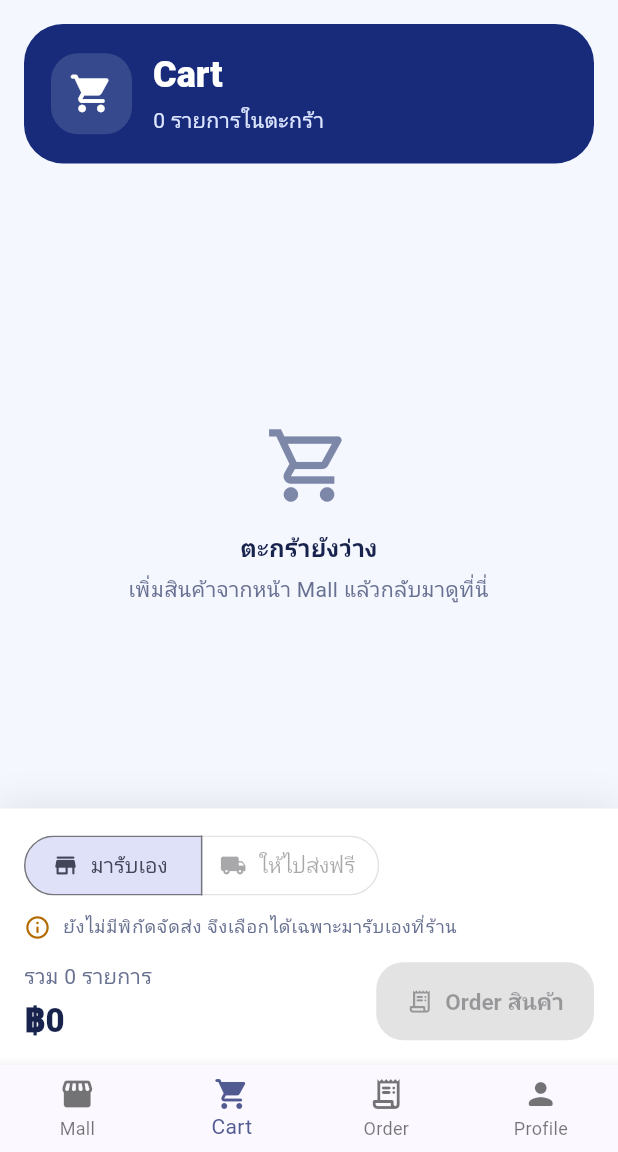
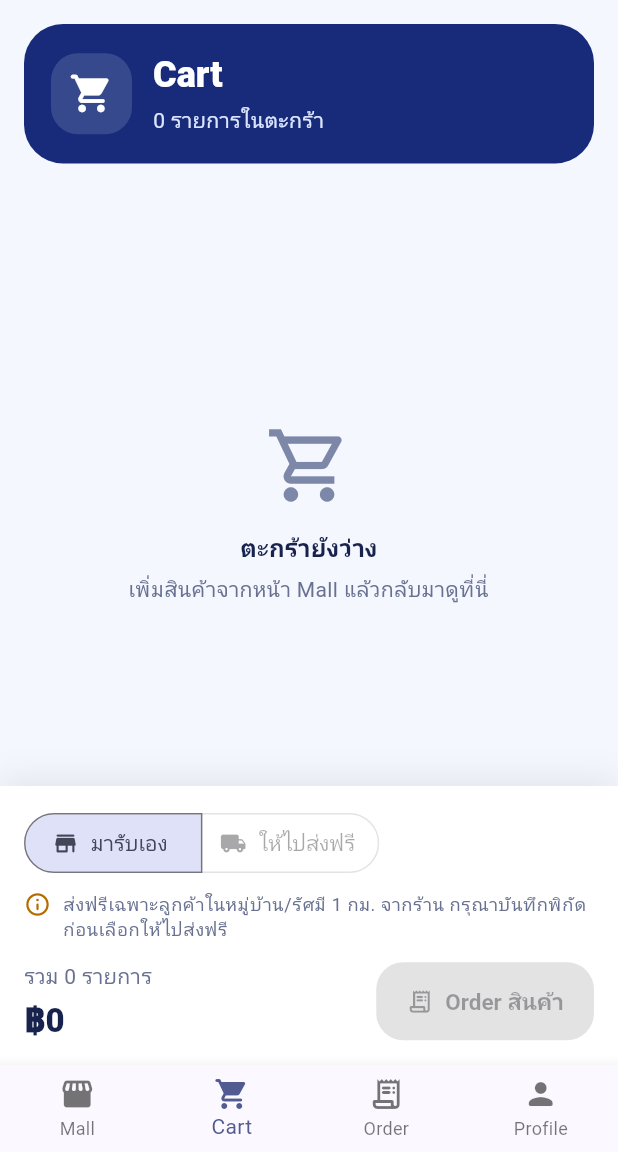
Before and after one commit to masterUNG/shoponlinemasterung, a Flutter app: the MainHomeView screen opened by its route, item 2 of the bottom bar chosen, on a phone screen of 412 x 824 dp, the part 84-1236 px from its top. Run offline on Flutter 3.47's test engine with Material 3 defaults, Android fonts, the phone set to English and light mode, and no system bars; our stand-ins replace cloud_firestore, firebase_auth, firebase_core, geolocator, get, google_sign_in and 1 more; missing offline and left inert: ms_undraw; accounts and stored records are empty.

Commit message:
feat: Enhance delivery information and conditions in order and cart views

```diff
--- a/lib/modules/cart/controllers/cart_controller.dart
+++ b/lib/modules/cart/controllers/cart_controller.dart
@@ -77,15 +77,15 @@ class CartController extends GetxController {
   String get deliveryStatusText {
     final double? distance = distanceFromShopMeters.value;
     if (customerLocation.value == null || distance == null) {
-      return 'ยังไม่มีพิกัดจัดส่ง จึงเลือกได้เฉพาะมารับเองที่ร้าน';
+      return 'ส่งฟรีเฉพาะลูกค้าในหมู่บ้าน/รัศมี 1 กม. จากร้าน กรุณาบันทึกพิกัดก่อนเลือกให้ไปส่งฟรี';
     }
 
     final String distanceText = formatDistance(distance);
     if (canUseDelivery) {
-      return 'ระยะ $distanceText จากร้าน ส่งฟรีได้ในรัศมี 1 กม.';
+      return 'พิกัดของคุณอยู่ห่างร้าน $distanceText ส่งฟรีเฉพาะในหมู่บ้าน/รัศมี 1 กม. ใช้บริการส่งฟรีได้';
     }
 
-    return 'ระยะ $distanceText จากร้าน เกิน 1 กม. จึงต้องมารับเองที่ร้าน';
+    return 'พิกัดของคุณอยู่ห่างร้าน $distanceText เกินรัศมีส่งฟรี 1 กม. จึงเลือกได้เฉพาะมารับเองที่ร้าน';
   }
 
   @override
--- a/lib/modules/cart/views/cart_view.dart
+++ b/lib/modules/cart/views/cart_view.dart
@@ -486,6 +486,16 @@ class _FulfillmentSelector extends StatelessWidget {
             ),
           ],
         ),
+        if (canUseDelivery) ...[
+          const SizedBox(height: 6),
+          Text(
+            'ร้านจะใช้พิกัดนี้เป็นจุดส่งสินค้า กรุณาตรวจสอบว่าตรงบ้าน/จุดรับของในหมู่บ้าน',
+            style: theme.textTheme.bodySmall?.copyWith(
+              color: const Color(0xFF687191),
+              height: 1.35,
+            ),
+          ),
+        ],
       ],
     );
   }
--- a/lib/modules/order/views/order_view.dart
+++ b/lib/modules/order/views/order_view.dart
@@ -351,14 +351,14 @@ class _OrderTile extends GetView<OrderController> {
   String _buildDeliveryLabel(OrderModel order) {
     final num? meters = order.deliveryDistanceMeters;
     if (meters == null) {
-      return 'ส่งฟรีถึงที่';
+      return 'ส่งฟรีในหมู่บ้าน/รัศมี 1 กม.';
     }
 
     if (meters < 1000) {
-      return 'ส่งฟรีถึงที่ (${meters.round()} เมตร)';
+      return 'ส่งฟรีในหมู่บ้าน (${meters.round()} เมตรจากร้าน)';
     }
 
-    return 'ส่งฟรีถึงที่ (${(meters / 1000).toStringAsFixed(2)} กม.)';
+    return 'ส่งฟรีในรัศมีร้าน (${(meters / 1000).toStringAsFixed(2)} กม.จากร้าน)';
   }
 }
 
```
Also changed, not shown: lib/modules/main_home_web/controllers/main_home_web_controller.dart (+24 -1 lines), lib/modules/main_home_web/models/admin_order_model.dart (+15 -0 lines), lib/modules/main_home_web/widgets/main_home_web_sections.dart (+26 -2 lines).
